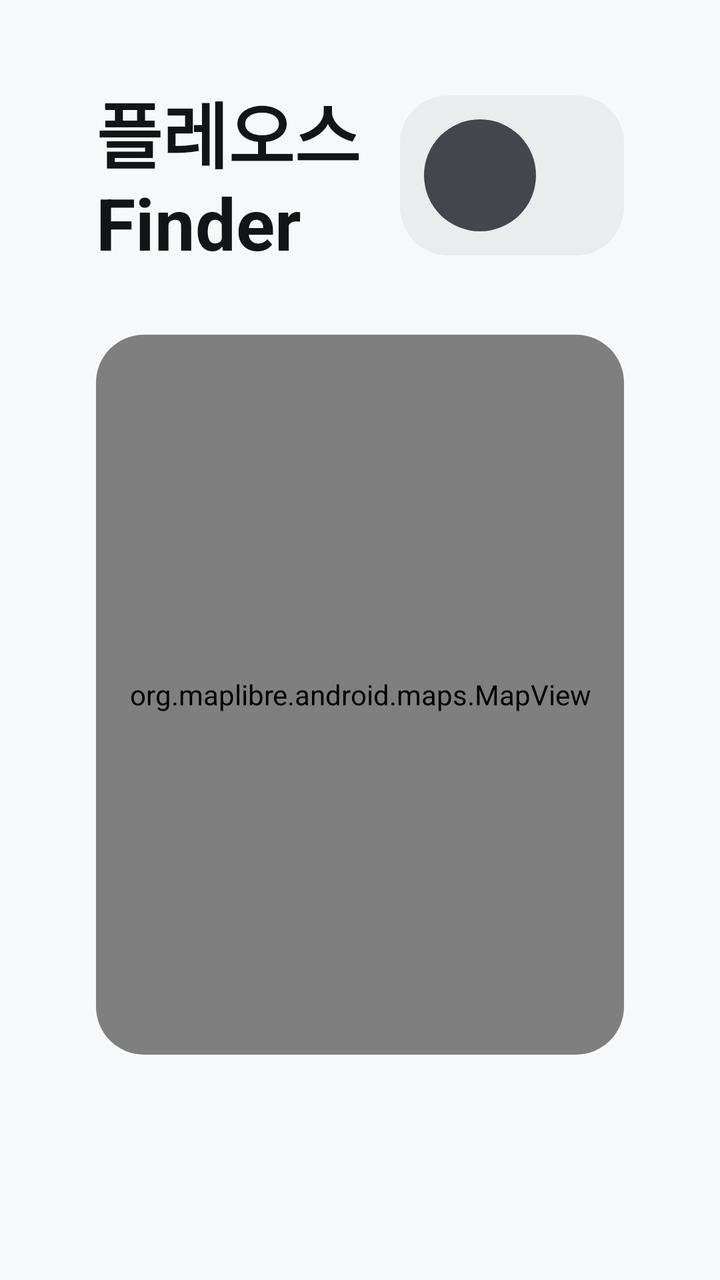
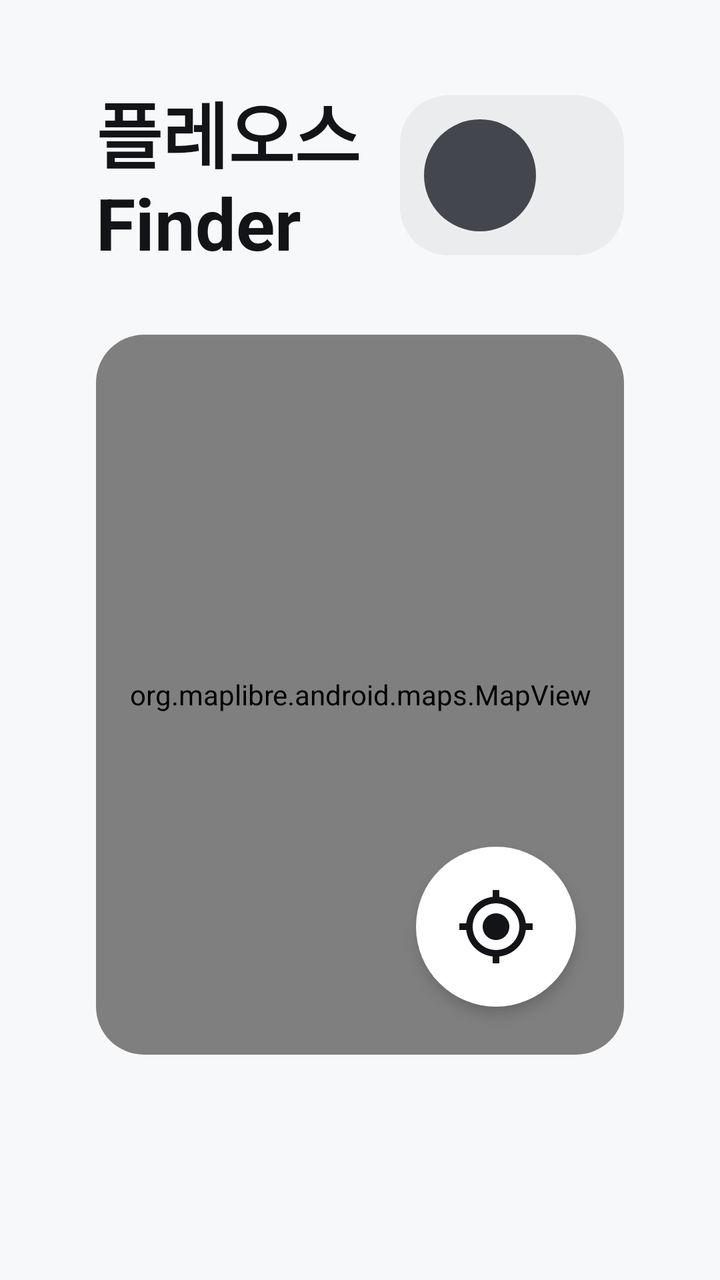

Screens rendered from an Android XML layout before and after an edit, with the pre-edit source and the edit as a unified diff.
<!-- AndroidManifest.xml: application theme Theme.PleosFinder -->
<!-- res/layout/activity_main.xml -->
<?xml version="1.0" encoding="utf-8"?>
<FrameLayout xmlns:android="http://schemas.android.com/apk/res/android"
    xmlns:app="http://schemas.android.com/apk/res-auto"
    android:layout_width="match_parent"
    android:layout_height="match_parent"
    android:background="@color/pleos_background_primary">

    <LinearLayout
        android:layout_width="match_parent"
        android:layout_height="match_parent"
        android:orientation="vertical"
        android:paddingStart="48dp"
        android:paddingTop="40dp"
        android:paddingEnd="48dp"
        android:paddingBottom="40dp">

        <LinearLayout
            android:layout_width="match_parent"
            android:layout_height="wrap_content"
            android:gravity="center_vertical"
            android:orientation="horizontal">

            <TextView
                android:layout_width="0dp"
                android:layout_height="wrap_content"
                android:layout_weight="1"
                android:text="@string/app_title"
                android:textAppearance="@style/TextAppearance.Pleos.Title" />

            
            <LinearLayout
                android:id="@+id/profileChip"
                android:layout_width="wrap_content"
                android:layout_height="80dp"
                android:background="@drawable/pleos_bg_button_basic"
                android:gravity="center_vertical"
                android:orientation="horizontal"
                android:paddingStart="12dp"
                android:paddingEnd="28dp"
                android:stateListAnimator="@animator/pleos_press_scale">

                <TextView
                    android:id="@+id/profileAvatar"
                    android:layout_width="56dp"
                    android:layout_height="56dp"
                    android:background="@drawable/pleos_bg_avatar"
                    android:backgroundTint="@color/pleos_button_filled_enabled"
                    android:gravity="center"
                    android:textAppearance="@style/TextAppearance.Pleos.Label"
                    android:textColor="@color/pleos_text_on_filled"
                    android:textStyle="bold" />

                <TextView
                    android:id="@+id/profileName"
                    android:layout_width="wrap_content"
                    android:layout_height="wrap_content"
                    android:layout_marginStart="16dp"
                    android:textAppearance="@style/TextAppearance.Pleos.Label"
                    android:textColor="@color/pleos_text_primary" />
            </LinearLayout>
        </LinearLayout>

        
        <LinearLayout
            android:id="@+id/pickupStrip"
            android:layout_width="match_parent"
            android:layout_height="wrap_content"
            android:layout_marginTop="24dp"
            android:background="@drawable/pleos_bg_card"
            android:gravity="center_vertical"
            android:orientation="horizontal"
            android:paddingStart="40dp"
            android:paddingTop="24dp"
            android:paddingEnd="24dp"
            android:paddingBottom="24dp"
            android:visibility="gone">

            <com.google.android.material.progressindicator.CircularProgressIndicator
                android:id="@+id/pickupProgress"
                android:layout_width="wrap_content"
                android:layout_height="wrap_content"
                android:layout_marginEnd="24dp"
                android:indeterminate="true"
                android:visibility="gone"
                app:indicatorColor="@color/pleos_text_tertiary"
                app:indicatorSize="48dp"
                app:trackThickness="6dp" />

            <LinearLayout
                android:layout_width="0dp"
                android:layout_height="wrap_content"
                android:layout_weight="1"
                android:orientation="vertical">

                <TextView
                    android:id="@+id/pickupHeadline"
                    android:layout_width="wrap_content"
                    android:layout_height="wrap_content"
                    android:textAppearance="@style/TextAppearance.Pleos.Title" />

                <TextView
                    android:id="@+id/pickupDetail"
                    android:layout_width="wrap_content"
                    android:layout_height="wrap_content"
                    android:layout_marginTop="4dp"
                    android:textAppearance="@style/TextAppearance.Pleos.BodySmall" />
            </LinearLayout>

            <LinearLayout
                android:id="@+id/pickupMetrics"
                android:layout_width="wrap_content"
                android:layout_height="wrap_content"
                android:orientation="horizontal"
                android:visibility="gone">

                <LinearLayout
                    android:layout_width="wrap_content"
                    android:layout_height="wrap_content"
                    android:minWidth="180dp"
                    android:orientation="vertical">

                    <TextView
                        android:id="@+id/remainDistance"
                        android:layout_width="wrap_content"
                        android:layout_height="wrap_content"
                        android:textAppearance="@style/TextAppearance.Pleos.Title" />

                    <TextView
                        android:layout_width="wrap_content"
                        android:layout_height="wrap_content"
                        android:text="@string/label_remain_distance"
                        android:textAppearance="@style/TextAppearance.Pleos.Label" />
                </LinearLayout>

                <LinearLayout
                    android:layout_width="wrap_content"
                    android:layout_height="wrap_content"
                    android:minWidth="180dp"
                    android:orientation="vertical">

                    <TextView
                        android:id="@+id/remainTime"
                        android:layout_width="wrap_content"
                        android:layout_height="wrap_content"
                        android:textAppearance="@style/TextAppearance.Pleos.Title" />

                    <TextView
                        android:layout_width="wrap_content"
                        android:layout_height="wrap_content"
                        android:text="@string/label_remain_time"
                        android:textAppearance="@style/TextAppearance.Pleos.Label" />
                </LinearLayout>
            </LinearLayout>

            <Button
                android:id="@+id/pickupActionButton"
                style="@style/Widget.Pleos.Button.Basic"
                android:layout_width="wrap_content"
                android:layout_height="wrap_content"
                android:layout_marginStart="24dp" />
        </LinearLayout>

        
        <LinearLayout
            android:id="@+id/contentRow"
            android:layout_width="match_parent"
            android:layout_height="0dp"
            android:layout_weight="1"
            android:orientation="horizontal">

            <ScrollView
                android:layout_width="0dp"
                android:layout_height="match_parent"
                android:layout_weight="1"
                android:scrollbars="none">

                <LinearLayout
                    android:layout_width="match_parent"
                    android:layout_height="wrap_content"
                    android:orientation="vertical">

                    
                    <FrameLayout
                        android:id="@+id/mapCard"
                        android:layout_width="match_parent"
                        android:layout_height="360dp"
                        android:layout_marginTop="32dp"
                        android:background="@drawable/pleos_bg_card"
                        android:clipToOutline="true">

                        <org.maplibre.android.maps.MapView
                            android:id="@+id/mapView"
                            android:layout_width="match_parent"
                            android:layout_height="match_parent" />
                    </FrameLayout>

                    <LinearLayout
                        android:id="@+id/listContainer"
                        android:layout_width="match_parent"
                        android:layout_height="wrap_content"
                        android:orientation="vertical" />
                </LinearLayout>
            </ScrollView>

                
                <LinearLayout
                    android:id="@+id/groupPanel"
                    style="@style/Widget.Pleos.Card"
                    android:layout_width="0dp"
                    android:layout_height="match_parent"
                    android:layout_marginStart="32dp"
                    android:layout_marginTop="32dp"
                    android:layout_weight="1"
                    android:visibility="gone">

                    <LinearLayout
                        android:layout_width="match_parent"
                        android:layout_height="wrap_content"
                        android:gravity="center_vertical"
                        android:orientation="horizontal">

                        <TextView
                            android:id="@+id/groupName"
                            android:layout_width="0dp"
                            android:layout_height="wrap_content"
                            android:layout_weight="1"
                            android:textAppearance="@style/TextAppearance.Pleos.Headline" />

                        <Button
                            android:id="@+id/groupRenameButton"
                            style="@style/Widget.Pleos.Button.Basic"
                            android:layout_width="wrap_content"
                            android:layout_height="wrap_content"
                            android:layout_marginEnd="16dp"
                            android:text="@string/action_rename"
                            android:visibility="gone" />

                        <Button
                            android:id="@+id/groupCloseButton"
                            style="@style/Widget.Pleos.Button.Basic"
                            android:layout_width="wrap_content"
                            android:layout_height="wrap_content"
                            android:text="@string/action_close" />
                    </LinearLayout>

                    <ScrollView
                        android:layout_width="match_parent"
                        android:layout_height="0dp"
                        android:layout_marginTop="16dp"
                        android:layout_weight="1"
                        android:scrollbars="none">

                        <LinearLayout
                            android:id="@+id/groupMembers"
                            android:layout_width="match_parent"
                            android:layout_height="wrap_content"
                            android:orientation="vertical" />
                    </ScrollView>

                    
                    <LinearLayout
                        android:id="@+id/groupInviteBox"
                        android:layout_width="match_parent"
                        android:layout_height="wrap_content"
                        android:layout_marginTop="16dp"
                        android:orientation="horizontal"
                        android:visibility="gone">

                        <Button
                            android:id="@+id/groupAcceptButton"
                            style="@style/Widget.Pleos.Button.Filled"
                            android:layout_width="0dp"
                            android:layout_height="wrap_content"
                            android:layout_weight="1"
                            android:text="@string/action_join_group" />

                        <Button
                            android:id="@+id/groupDeclineButton"
                            style="@style/Widget.Pleos.Button.Basic"
                            android:layout_width="0dp"
                            android:layout_height="wrap_content"
                            android:layout_marginStart="24dp"
                            android:layout_weight="1"
                            android:text="@string/action_decline" />
                    </LinearLayout>

                    
                    <LinearLayout
                        android:id="@+id/groupShareBox"
                        android:layout_width="match_parent"
                        android:layout_height="wrap_content"
                        android:layout_marginTop="16dp"
                        android:orientation="vertical">

                        <TextView
                            android:id="@+id/groupShareTitle"
                            android:layout_width="wrap_content"
                            android:layout_height="wrap_content"
                            android:textAppearance="@style/TextAppearance.Pleos.Label" />

                        <LinearLayout
                            android:layout_width="match_parent"
                            android:layout_height="wrap_content"
                            android:layout_marginTop="12dp"
                            android:gravity="center_vertical"
                            android:orientation="horizontal">

                            <RadioGroup
                                android:id="@+id/groupShareGroup"
                                android:layout_width="0dp"
                                android:layout_height="@dimen/pleos_segment_height"
                                android:layout_weight="1"
                                android:background="@drawable/pleos_bg_segment_container"
                                android:orientation="horizontal"
                                android:padding="@dimen/pleos_segment_inset">

                                <RadioButton
                                    android:id="@+id/groupShareAlways"
                                    style="@style/Widget.Pleos.Segment"
                                    android:text="@string/permission_always" />

                                <RadioButton
                                    android:id="@+id/groupShareTemporary"
                                    style="@style/Widget.Pleos.Segment"
                                    android:text="@string/permission_temporary" />

                                <RadioButton
                                    android:id="@+id/groupShareOff"
                                    style="@style/Widget.Pleos.Segment"
                                    android:text="@string/permission_off" />
                            </RadioGroup>

                            <Button
                                android:id="@+id/groupExtendButton"
                                style="@style/Widget.Pleos.Button.Basic"
                                android:layout_width="wrap_content"
                                android:layout_height="wrap_content"
                                android:layout_marginStart="24dp"
                                android:text="@string/action_extend_30" />
                        </LinearLayout>

                        <TextView
                            android:id="@+id/groupShareDetail"
                            android:layout_width="match_parent"
                            android:layout_height="wrap_content"
                            android:layout_marginTop="12dp"
                            android:textAppearance="@style/TextAppearance.Pleos.BodySmall" />

                        <Button
                            android:id="@+id/groupInviteButton"
                            style="@style/Widget.Pleos.Button.Basic"
                            android:layout_width="match_parent"
                            android:layout_height="wrap_content"
                            android:layout_marginTop="24dp"
                            android:text="@string/action_invite_from_contacts" />
                    </LinearLayout>
                </LinearLayout>
        </LinearLayout>
    </LinearLayout>

    <TextView
        android:id="@+id/toast"
        style="@style/Widget.Pleos.Toast"
        android:layout_width="wrap_content"
        android:layout_height="wrap_content"
        android:layout_gravity="bottom|center_horizontal"
        android:layout_margin="@dimen/pleos_toast_margin"
        android:visibility="gone" />

</FrameLayout>
<!-- resources referenced by this layout -->
<resources>
  <color name="pleos_background_primary">@color/pleos_basic_50</color>
  <color name="pleos_text_on_filled">#FFFFFFFF</color>
  <color name="pleos_text_primary">#FF131417</color>
  <color name="pleos_text_tertiary">#A3131417</color>
  <dimen name="pleos_segment_height">100dp</dimen>
  <dimen name="pleos_segment_inset">8dp</dimen>
  <dimen name="pleos_toast_margin">24dp</dimen>
  <string name="action_close">닫기</string>
  <string name="action_decline">거절</string>
  <string name="action_extend_30">+30분</string>
  <string name="action_invite_from_contacts">연락처에서 초대</string>
  <string name="action_join_group">그룹 참여</string>
  <string name="action_rename">이름 변경</string>
  <string name="app_title">플레오스 Finder</string>
  <string name="label_remain_distance">남은 거리</string>
  <string name="label_remain_time">도착까지</string>
  <string name="permission_always">항상 허용</string>
  <string name="permission_off">끄기</string>
  <string name="permission_temporary">일시적 허용</string>
  <color name="pleos_basic_50">#F7F8FA</color>
  <color name="pleos_basic_600">#44464E</color>
  <color name="pleos_surface_high">@color/pleos_basic_100</color>
  <color name="pleos_button_disabled">#0D131417</color>
  <dimen name="pleos_button_radius_medium">24dp</dimen>
  <color name="pleos_button_basic_pressed">#1A131417</color>
  <color name="pleos_button_basic_enabled">#0D131417</color>
  <color name="pleos_surface_basic">@color/pleos_basic_00</color>
  <dimen name="pleos_card_radius">24dp</dimen>
  <dimen name="pleos_segment_radius">50dp</dimen>
  <dimen name="pleos_text_body_small">26sp</dimen>
  <dimen name="pleos_text_headline">48sp</dimen>
  <dimen name="pleos_text_label">24sp</dimen>
  <dimen name="pleos_text_title">36sp</dimen>
  <dimen name="pleos_button_height_medium">80dp</dimen>
  <dimen name="pleos_button_height_large">100dp</dimen>
  <dimen name="pleos_card_padding">40dp</dimen>
  <color name="pleos_toast_text">#FFFFFFFF</color>
  <dimen name="pleos_toast_padding_horizontal">40dp</dimen>
  <dimen name="pleos_toast_padding_vertical">24dp</dimen>
  <dimen name="pleos_toast_max_width">792dp</dimen>
  <color name="pleos_basic_700">#313236</color>
  <color name="pleos_informative_active">#02C265</color>
  <color name="pleos_basic_00">#FFFFFF</color>
  <color name="pleos_text_secondary">#D6131417</color>
  <color name="pleos_basic_100">#EDEEF2</color>
  <dimen name="pleos_button_radius_large">32dp</dimen>
  <color name="pleos_segment_selected">@color/pleos_basic_00</color>
  <dimen name="pleos_segment_item_radius">42dp</dimen>
  <color name="pleos_toast_background">#D6131417</color>
  <dimen name="pleos_toast_radius">16dp</dimen>
  <dimen name="pleos_text_body">28sp</dimen>
  <dimen name="pleos_text_title_small">32sp</dimen>
  <!-- unchanged entries left out for length: 23 -->
</resources>

<!-- the commit's change to res/layout/activity_main.xml (unified diff, before → after) -->
@@ -169,6 +169,7 @@
             android:orientation="horizontal">
 
             <ScrollView
+                android:id="@+id/listScroll"
                 android:layout_width="0dp"
                 android:layout_height="match_parent"
                 android:layout_weight="1"
@@ -180,19 +181,11 @@
                     android:orientation="vertical">
 
                     
-                    <FrameLayout
-                        android:id="@+id/mapCard"
+                    <include
+                        layout="@layout/finder_map_card"
                         android:layout_width="match_parent"
                         android:layout_height="360dp"
-                        android:layout_marginTop="32dp"
-                        android:background="@drawable/pleos_bg_card"
-                        android:clipToOutline="true">
-
-                        <org.maplibre.android.maps.MapView
-                            android:id="@+id/mapView"
-                            android:layout_width="match_parent"
-                            android:layout_height="match_parent" />
-                    </FrameLayout>
+                        android:layout_marginTop="32dp" />
 
                     <LinearLayout
                         android:id="@+id/listContainer"
@@ -368,3 +361,31 @@
         android:visibility="gone" />
 
 </FrameLayout>
+<!-- res/layout/finder_map_card.xml (included above) -->
+<?xml version="1.0" encoding="utf-8"?>
+<FrameLayout xmlns:android="http://schemas.android.com/apk/res/android"
+    android:id="@+id/mapCard"
+    android:layout_width="match_parent"
+    android:layout_height="match_parent"
+    android:background="@drawable/pleos_bg_card"
+    android:clipToOutline="true">
+
+    <org.maplibre.android.maps.MapView
+        android:id="@+id/mapView"
+        android:layout_width="match_parent"
+        android:layout_height="match_parent" />
+
+    <ImageButton
+        android:id="@+id/myLocationButton"
+        android:layout_width="@dimen/pleos_button_height_medium"
+        android:layout_height="@dimen/pleos_button_height_medium"
+        android:layout_gravity="bottom|end"
+        android:layout_margin="@dimen/pleos_gap"
+        android:background="@drawable/pleos_bg_map_button"
+        android:contentDescription="내 위치 보기"
+        android:elevation="4dp"
+        android:padding="@dimen/pleos_icon_button_padding"
+        android:scaleType="fitCenter"
+        android:src="@drawable/pleos_ic_my_location"
+        android:stateListAnimator="@animator/pleos_press_scale" />
+</FrameLayout>
<!-- resource entries referenced after the edit -->
@@ -7,6 +7,24 @@
   <dimen name="pleos_segment_height">100dp</dimen>
   <dimen name="pleos_segment_inset">8dp</dimen>
   <dimen name="pleos_toast_margin">24dp</dimen>
+  <!-- drawable pleos_bg_map_button (drawable) -->
+  <?xml version="1.0" encoding="utf-8"?>
+  <selector xmlns:android="http://schemas.android.com/apk/res/android">
+      <item android:state_pressed="true">
+          <shape android:shape="oval"><solid android:color="@color/pleos_surface_high" /></shape>
+      </item>
+      <item>
+          <shape android:shape="oval"><solid android:color="@color/pleos_surface_basic" /></shape>
+      </item>
+  </selector>
+  <!-- drawable pleos_ic_my_location (drawable) -->
+  <?xml version="1.0" encoding="utf-8"?>
+  <vector xmlns:android="http://schemas.android.com/apk/res/android"
+      android:width="24dp" android:height="24dp" android:viewportWidth="24" android:viewportHeight="24"
+      android:tint="@color/pleos_text_primary">
+      <path android:fillColor="@android:color/white"
+          android:pathData="M12,8c-2.21,0 -4,1.79 -4,4s1.79,4 4,4 4,-1.79 4,-4 -1.79,-4 -4,-4zM20.94,11c-0.46,-4.17 -3.77,-7.48 -7.94,-7.94L13,1h-2v2.06C6.83,3.52 3.52,6.83 3.06,11L1,11v2h2.06c0.46,4.17 3.77,7.48 7.94,7.94L11,23h2v-2.06c4.17,-0.46 7.48,-3.77 7.94,-7.94L23,13v-2h-2.06zM12,19c-3.87,0 -7,-3.13 -7,-7s3.13,-7 7,-7 7,3.13 7,7 -3.13,7 -7,7z" />
+  </vector>
   <string name="action_close">닫기</string>
   <string name="action_decline">거절</string>
   <string name="action_extend_30">+30분</string>
@@ -34,6 +52,8 @@
   <dimen name="pleos_text_label">24sp</dimen>
   <dimen name="pleos_text_title">36sp</dimen>
   <dimen name="pleos_button_height_medium">80dp</dimen>
+  <dimen name="pleos_gap">24dp</dimen>
+  <dimen name="pleos_icon_button_padding">20dp</dimen>
   <dimen name="pleos_button_height_large">100dp</dimen>
   <dimen name="pleos_card_padding">40dp</dimen>
   <color name="pleos_toast_text">#FFFFFFFF</color>
